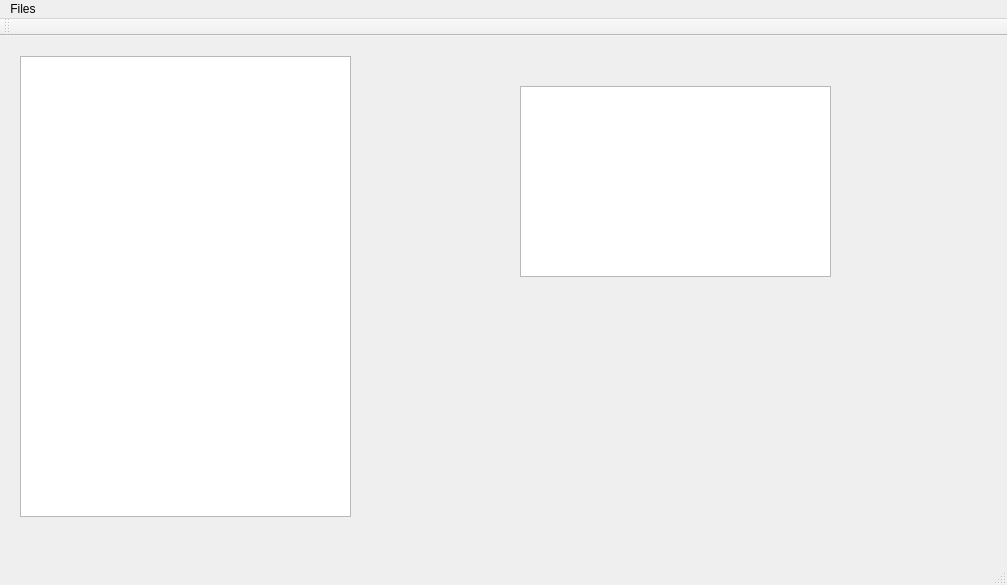
The window that mainwindow.ui (tc-imba/TCUIEdit) describes before a commit, drawn with Qt 5.
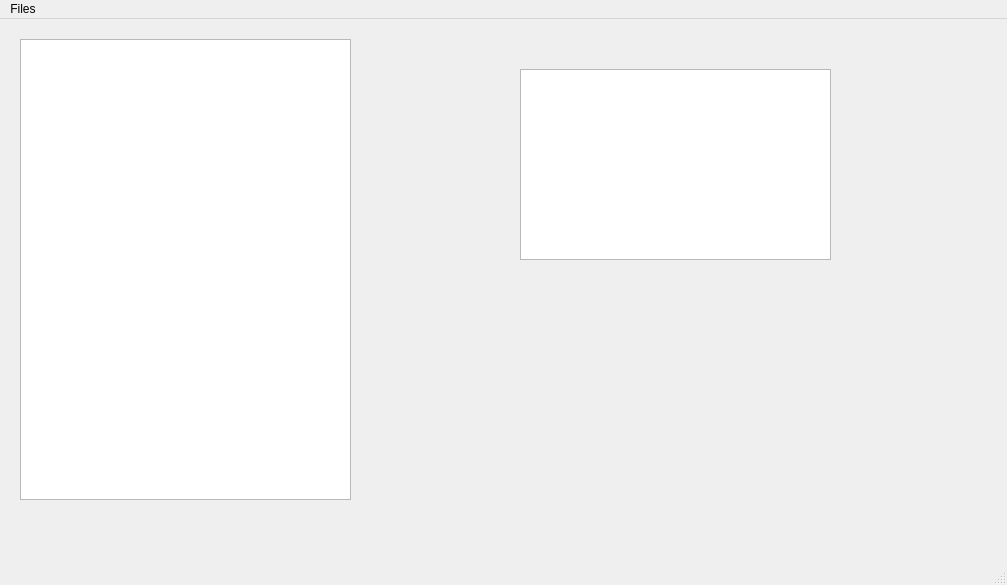
The same window after the commit.

The edit to the form file:
```diff
--- a/mainwindow.ui
+++ b/mainwindow.ui
@@ -52,14 +52,6 @@
    </widget>
    <addaction name="menuTCUIEdit_v0_0_1_rc"/>
   </widget>
-  <widget class="QToolBar" name="mainToolBar">
-   <attribute name="toolBarArea">
-    <enum>TopToolBarArea</enum>
-   </attribute>
-   <attribute name="toolBarBreak">
-    <bool>false</bool>
-   </attribute>
-  </widget>
   <widget class="QStatusBar" name="statusBar"/>
   <action name="actionAaa">
    <property name="text">
```
